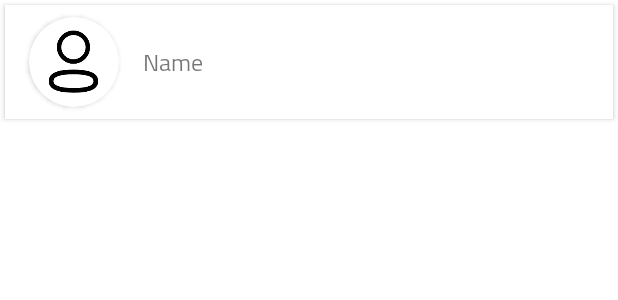
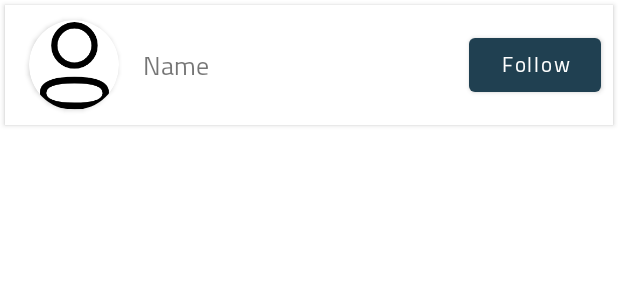
Before and after one commit to Aliboholaiqa/AynApp, an Android app: the layout list_search.xml on its own in the app's theme, with its tools: preview values and no code run, on a phone screen of 412 x 824 dp. Shown: the top 300 px of the screen. Run offline under Robolectric (Android 15) with nearby library versions, the phone set to English and light mode, and no system bars.

Commit message:
search user fragment

```diff
--- a/app/src/main/res/layout/list_search.xml
+++ b/app/src/main/res/layout/list_search.xml
@@ -33,8 +33,8 @@
 
             <ImageView
                 android:id="@+id/imageViewSearchAvatar"
-                android:layout_width="50dp"
-                android:layout_height="50dp"
+                android:layout_width="70dp"
+                android:layout_height="70dp"
                 android:layout_gravity="center"
                 android:foregroundGravity="center"
                 app:srcCompat="@drawable/ic_profile" />
@@ -50,9 +50,22 @@
             android:foregroundGravity="center"
             android:gravity="center"
             android:text="@string/name"
-            android:textSize="16sp"
+            android:textSize="17sp"
             app:layout_constraintBottom_toBottomOf="parent"
             app:layout_constraintStart_toEndOf="@+id/cardViewAvatarSearch"
+            app:layout_constraintTop_toTopOf="parent" />
+
+        <Button
+            android:id="@+id/buttonFollow"
+            android:layout_width="wrap_content"
+            android:layout_height="wrap_content"
+            android:layout_marginTop="16dp"
+            android:layout_marginEnd="8dp"
+            android:layout_marginBottom="16dp"
+            android:inputType="textCapSentences"
+            android:text="@string/follow"
+            app:layout_constraintBottom_toBottomOf="parent"
+            app:layout_constraintEnd_toEndOf="parent"
             app:layout_constraintTop_toTopOf="parent" />
 
 
--- a/app/src/main/res/values/strings.xml
+++ b/app/src/main/res/values/strings.xml
@@ -33,4 +33,5 @@
     <string name="add_a_project">Add a project</string>
     <string name="sign_out">Sign Out</string>
     <string name="search">Search</string>
+    <string name="follow">Follow</string>
 </resources>
```
Also changed, not shown: app/src/main/java/com/twq/aynapp/repository/UserRepository.kt (+27 -16 lines), app/src/main/java/com/twq/aynapp/view/search/SearchFragment.kt (+16 -8 lines), app/src/main/res/layout/fragment_search.xml (+18 -0 lines).
